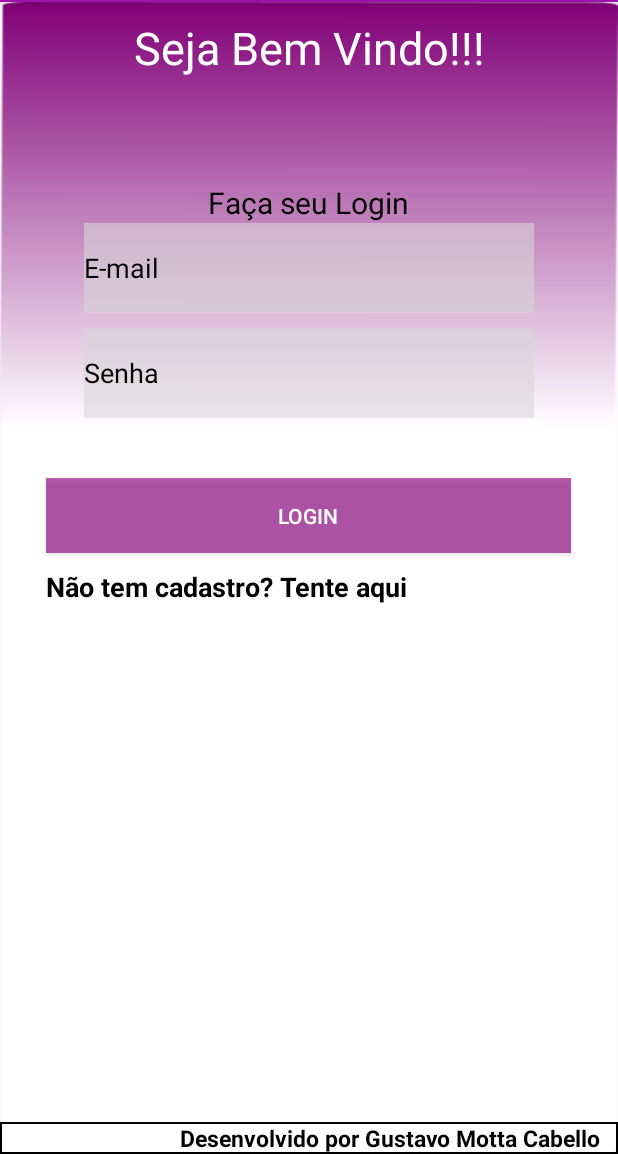
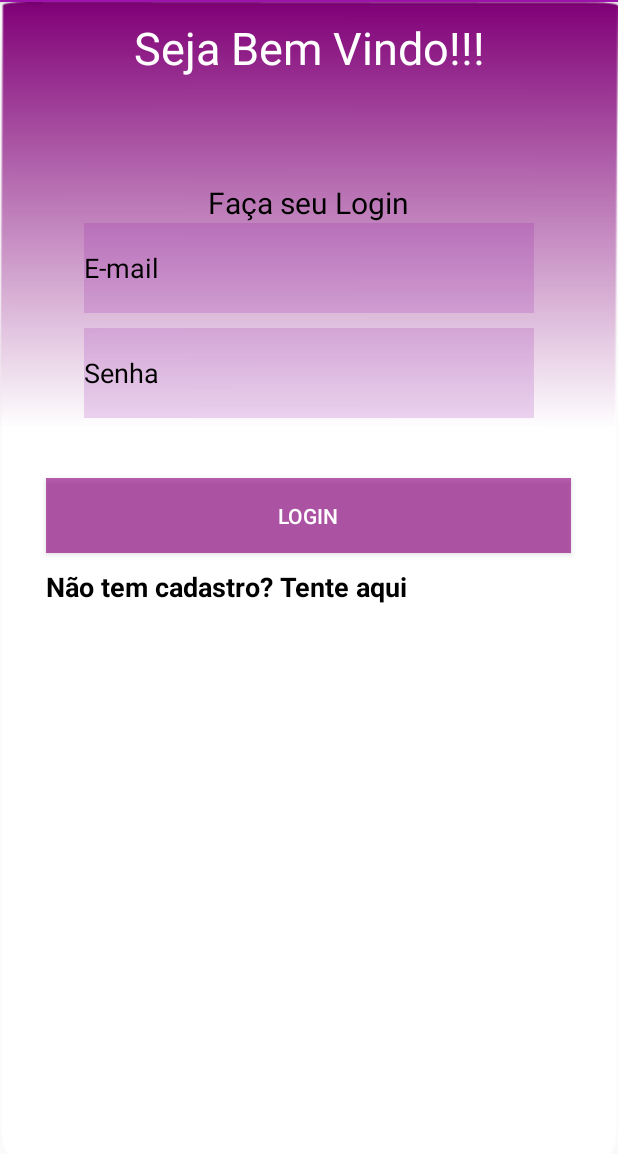
Before and after one commit to gustcab/SmartPlugIC, an Android app: the screen it shows after launch (MainActivity), on a phone screen of 412 x 824 dp, the part 82-1236 px from its top. Run offline under Robolectric (Android 15) with nearby library versions, the light colour scheme and no system bars; our stand-ins replace Firebase (no records; nobody signed in at launch, a user with empty details on screens opened directly).

Commit message:
Atualizacao
Atualizacoes

```diff
--- a/app/src/main/res/layout/content_main.xml
+++ b/app/src/main/res/layout/content_main.xml
@@ -51,7 +51,7 @@
             <EditText
                 android:textColor="#000000"
                 android:textColorHint="#000000"
-                android:background="#93D8D8D8"
+                android:background="#2886009E"
                 android:layout_width="300dp"
                 android:layout_height="60dp"
                 android:id="@+id/edtEmail"
@@ -63,7 +63,7 @@
             <EditText
                 android:textColor="#000000"
                 android:textColorHint="#000000"
-                android:background="#93D8D8D8"
+                android:background="#2886009E"
                 android:layout_marginTop="10dp"
                 android:layout_width="300dp"
                 android:layout_height="60dp"
@@ -118,7 +118,7 @@
             android:background="@drawable/logo_unesp"
             android:contentDescription="@string/todo_1" /> -->
 
-        <TextView
+      <!--  <TextView
             android:id="@+id/txtdesenvolvedor"
             android:layout_width="match_parent"
             android:layout_height="wrap_content"
@@ -131,7 +131,7 @@
             android:textColor="#000000"
             android:textSize="15sp"
             android:textStyle="bold"
-            tools:ignore="HardcodedText,RtlHardcoded" />
+            tools:ignore="HardcodedText,RtlHardcoded" />-->
 
 
     </RelativeLayout>
```
